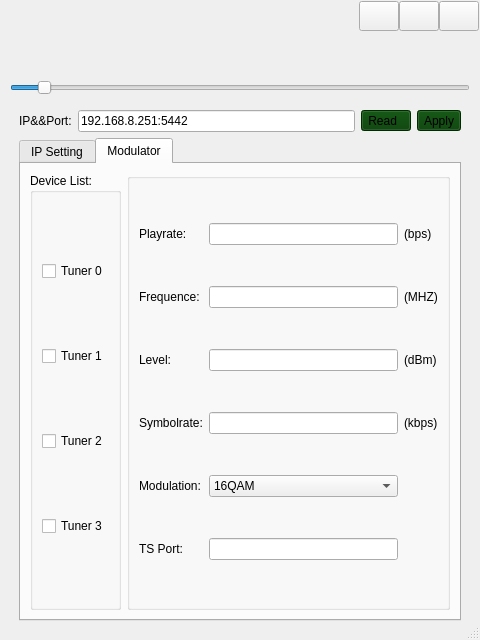
This is tbsui.ui in MauricePong/TBSNetDVBSetting as Qt 5 draws it before an edit. The edited form follows.
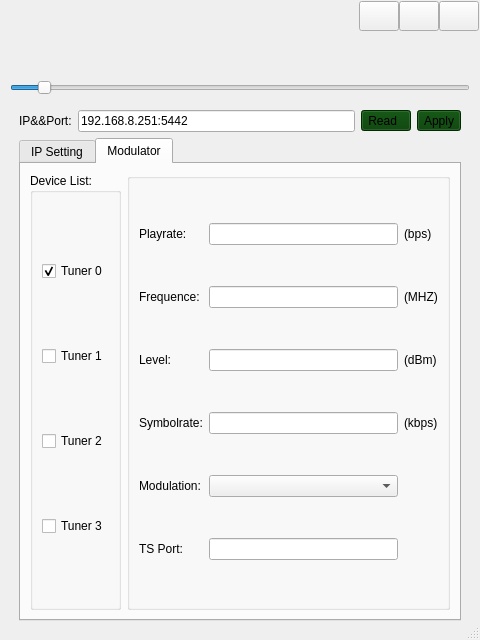
This is the edited form. The open tabs and pages were chosen to show the change.

```diff
--- a/tbsui.ui
+++ b/tbsui.ui
@@ -408,7 +408,7 @@
                     <string>Tuner 0</string>
                    </property>
                    <property name="checked">
-                    <bool>false</bool>
+                    <bool>true</bool>
                    </property>
                   </widget>
                  </item>
@@ -493,6 +493,14 @@
                  </item>
                  <item row="5" column="1">
                   <widget class="QComboBox" name="com_Modulation">
+                   <property name="currentIndex">
+                    <number>-1</number>
+                   </property>
+                   <item>
+                    <property name="text">
+                     <string>.</string>
+                    </property>
+                   </item>
                    <item>
                     <property name="text">
                      <string>16QAM</string>
```
Left out of the diff: 2 changed lines with no effect on the pictures.
